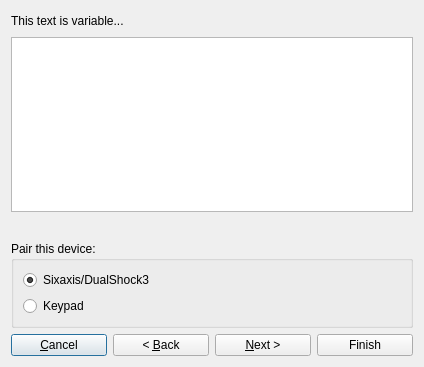
Qt form qtsixa/gui/qtsixa_sixpair.ui (aaronp24/QtSixA) before a commit.
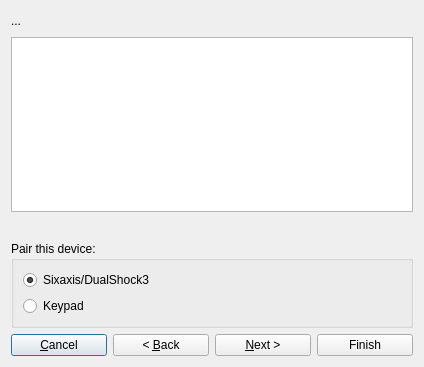
The same form after that commit.

```diff
--- a/qtsixa/gui/qtsixa_sixpair.ui
+++ b/qtsixa/gui/qtsixa_sixpair.ui
@@ -19,7 +19,7 @@
      <item>
       <widget class="QLabel" name="label">
        <property name="text">
-        <string>This text is variable...</string>
+        <string>...</string>
        </property>
       </widget>
      </item>
```
Left out of the diff: 10 changed lines with no effect on the pictures.
